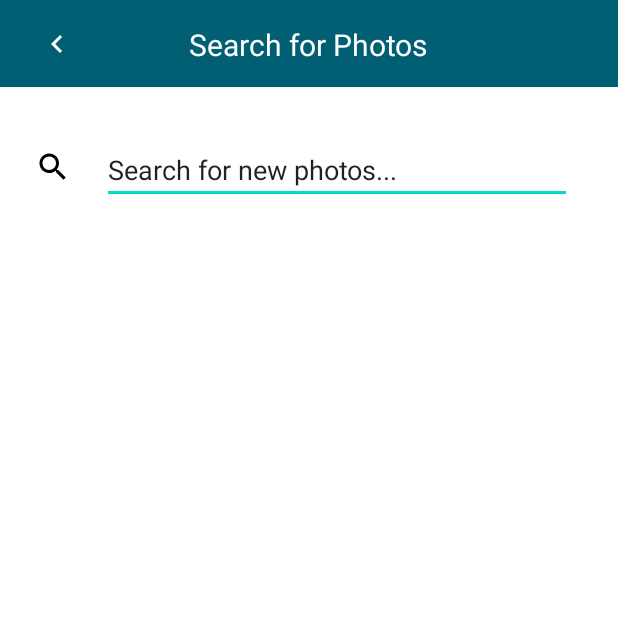
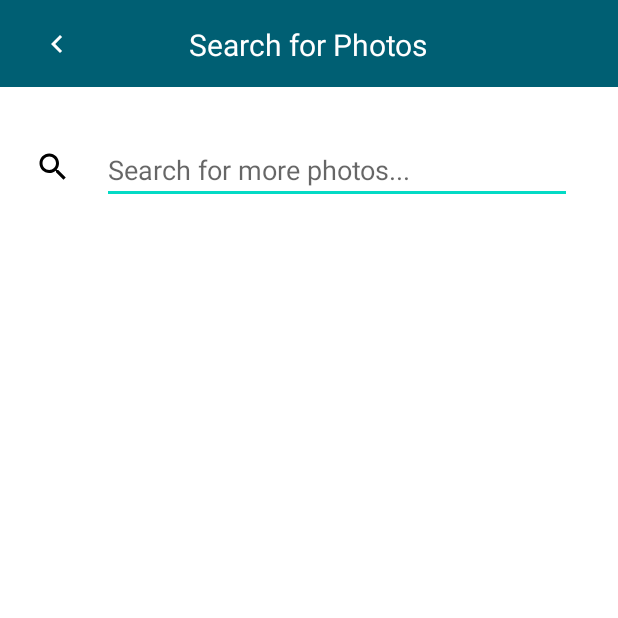
Before and after one commit to busrabasegmez/RandomPhotoApp, an Android app: the SearchActivity screen opened directly, with no data from a screen before it, on a phone screen of 412 x 824 dp, the top half of it. Run offline under Robolectric (Android 15) with nearby library versions, the phone set to English and light mode, and no system bars.

```diff
--- a/app/src/main/java/com/example/randomphotogenerator/SearchActivity.kt
+++ b/app/src/main/java/com/example/randomphotogenerator/SearchActivity.kt
@@ -3,7 +3,10 @@ package com.example.randomphotogenerator
 import android.content.Intent
 import androidx.appcompat.app.AppCompatActivity
 import android.os.Bundle
+import android.text.Editable
+import android.widget.EditText
 import android.widget.ImageButton
+import android.widget.ImageView
 import android.widget.Toast
 import androidx.recyclerview.widget.LinearLayoutManager
 import androidx.recyclerview.widget.RecyclerView
@@ -12,32 +15,45 @@ import com.google.gson.GsonBuilder
 import okhttp3.*
 import java.io.IOException
 
+
 class SearchActivity : AppCompatActivity() {
-    lateinit var leftButton: ImageButton
+    lateinit var leftButton: ImageView
     private lateinit var recyclerViewAdapter: RecyclerViewAdapter
-    lateinit var photosRecyclerView :RecyclerView
+    lateinit var photosRecyclerView: RecyclerView
+    lateinit var editTextSearch:EditText
+    lateinit var searchImageIcon:ImageButton
 
     override fun onCreate(savedInstanceState: Bundle?) {
         super.onCreate(savedInstanceState)
         setContentView(R.layout.activity_search)
 
 
-        val photosRecyclerView = findViewById<RecyclerView>(R.id.recycler_view)
+        val photosRecyclerView = findViewById<RecyclerView>(R.id.photosRecyclerView)
 
         photosRecyclerView.layoutManager = LinearLayoutManager(this)
-//        photosRecyclerView.adapter= RecyclerViewAdapter()
 
-        leftButton = findViewById<ImageButton>(R.id.left)
+
+        leftButton = findViewById<ImageButton>(R.id.leftIconImageView)
         leftButton.setOnClickListener {
             val intent = Intent(this, MainActivity::class.java)
             startActivity(intent)
         }
 
+        editTextSearch = findViewById(R.id.editTextSearch)
+
+        searchImageIcon=findViewById(R.id.searchImageIcon)
+        searchImageIcon.setOnClickListener{
+            val userInput = editTextSearch.getText().toString()
+            fetchJson(userInput)
+        }
+
+
     }
 
-    fun fetchJson() {
-        val query = ""
-        val url = "https://api.unsplash.com/search/photos?query=${query}"
+
+    fun fetchJson(userInput: String) {
+
+        val url = "https://api.unsplash.com/search/photos?query=${userInput}"
         val request = Request.Builder().url(url).build()
 
 
@@ -59,7 +75,7 @@ class SearchActivity : AppCompatActivity() {
             }
 
             override fun onFailure(call: Call, e: IOException) {
-                Toast.makeText(this@SearchActivity,"failed",Toast.LENGTH_LONG).show()
+                Toast.makeText(this@SearchActivity, "failed", Toast.LENGTH_LONG).show()
             }
         })
     }
--- a/app/src/main/res/layout/activity_search.xml
+++ b/app/src/main/res/layout/activity_search.xml
@@ -13,7 +13,7 @@
         tools:layout_editor_absoluteX="0dp" />
 
     <ImageButton
-        android:id="@+id/search"
+        android:id="@+id/searchImageIcon"
         android:layout_width="50dp"
         android:layout_height="50dp"
         android:layout_marginLeft="10dp"
@@ -25,18 +25,18 @@
         app:layout_constraintTop_toBottomOf="@+id/include" />
 
     <EditText
-        android:id="@+id/editTextTextPersonName"
+        android:id="@+id/editTextSearch"
         android:layout_width="313dp"
         android:layout_height="45dp"
         android:layout_marginStart="8dp"
         android:ems="10"
         android:inputType="textPersonName"
-        android:text="Search for new photos..."
-        app:layout_constraintBottom_toBottomOf="@+id/search"
-        app:layout_constraintStart_toEndOf="@+id/search" />
+        android:hint="Search for more photos..."
+        app:layout_constraintBottom_toBottomOf="@+id/searchImageIcon"
+        app:layout_constraintStart_toEndOf="@+id/searchImageIcon" />
 
     <androidx.recyclerview.widget.RecyclerView
-        android:id="@+id/recycler_view"
+        android:id="@+id/photosRecyclerView"
         android:layout_width="409dp"
         android:layout_height="521dp"
         app:layout_constraintEnd_toEndOf="parent"
--- a/app/src/main/res/layout/toolbar_search_activity.xml
+++ b/app/src/main/res/layout/toolbar_search_activity.xml
@@ -11,7 +11,7 @@
         android:padding="16dp">
 
         <ImageButton
-            android:id="@+id/left"
+            android:id="@+id/leftIconImageView"
             android:layout_marginStart="10dp"
             android:layout_width="wrap_content"
             android:layout_height="50dp"
@@ -22,7 +22,7 @@
 
 
         <TextView
-            android:id="@+id/textView"
+            android:id="@+id/searchTitleTextView"
             android:layout_width="wrap_content"
             android:layout_height="wrap_content"
             android:layout_centerVertical="true"
```
Also changed, not shown: app/src/main/java/com/example/randomphotogenerator/MainActivity.kt (+7 -10 lines), app/src/main/java/com/example/randomphotogenerator/adapters/RecyclerViewAdapter.kt (+8 -1 lines), app/src/main/res/layout/activity_main.xml (+4 -4 lines), app/src/main/res/layout/recycler_view_photos.xml (+6 -6 lines), app/src/main/res/layout/toolbar_main_activity.xml (+4 -4 lines).
